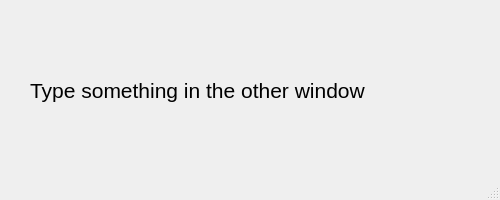
Before: the Qt Designer form Week05/Program02_Connect2.ui in wdq08/PyQt5, drawn with Qt 5.
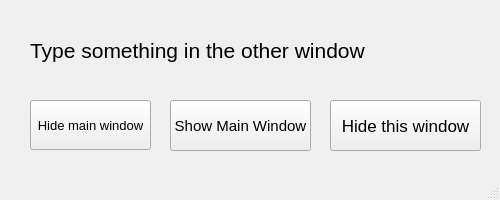
After: the same form once the commit is applied.

What changed in the file:
```diff
--- a/Week05/Program02_Connect2.ui
+++ b/Week05/Program02_Connect2.ui
@@ -20,7 +20,7 @@
       <x>30</x>
       <y>30</y>
       <width>440</width>
-      <height>120</height>
+      <height>41</height>
      </rect>
     </property>
     <property name="font">
@@ -32,6 +32,61 @@
      <string>Type something in the other window</string>
     </property>
    </widget>
+   <widget class="QPushButton" name="pushButton">
+    <property name="geometry">
+     <rect>
+      <x>30</x>
+      <y>100</y>
+      <width>121</width>
+      <height>50</height>
+     </rect>
+    </property>
+    <property name="font">
+     <font>
+      <family>Arial</family>
+      <pointsize>10</pointsize>
+     </font>
+    </property>
+    <property name="text">
+     <string>Hide main window</string>
+    </property>
+   </widget>
+   <widget class="QPushButton" name="pushButton_2">
+    <property name="geometry">
+     <rect>
+      <x>170</x>
+      <y>100</y>
+      <width>141</width>
+      <height>51</height>
+     </rect>
+    </property>
+    <property name="font">
+     <font>
+      <pointsize>11</pointsize>
+     </font>
+    </property>
+    <property name="text">
+     <string>Show Main Window</string>
+    </property>
+   </widget>
+   <widget class="QPushButton" name="pushButton_3">
+    <property name="geometry">
+     <rect>
+      <x>330</x>
+      <y>100</y>
+      <width>151</width>
+      <height>51</height>
+     </rect>
+    </property>
+    <property name="font">
+     <font>
+      <pointsize>13</pointsize>
+     </font>
+    </property>
+    <property name="text">
+     <string>Hide this window</string>
+    </property>
+   </widget>
   </widget>
   <widget class="QMenuBar" name="menubar">
    <property name="geometry">
```
Left out of the diff: 2 changed lines with no effect on the pictures.
